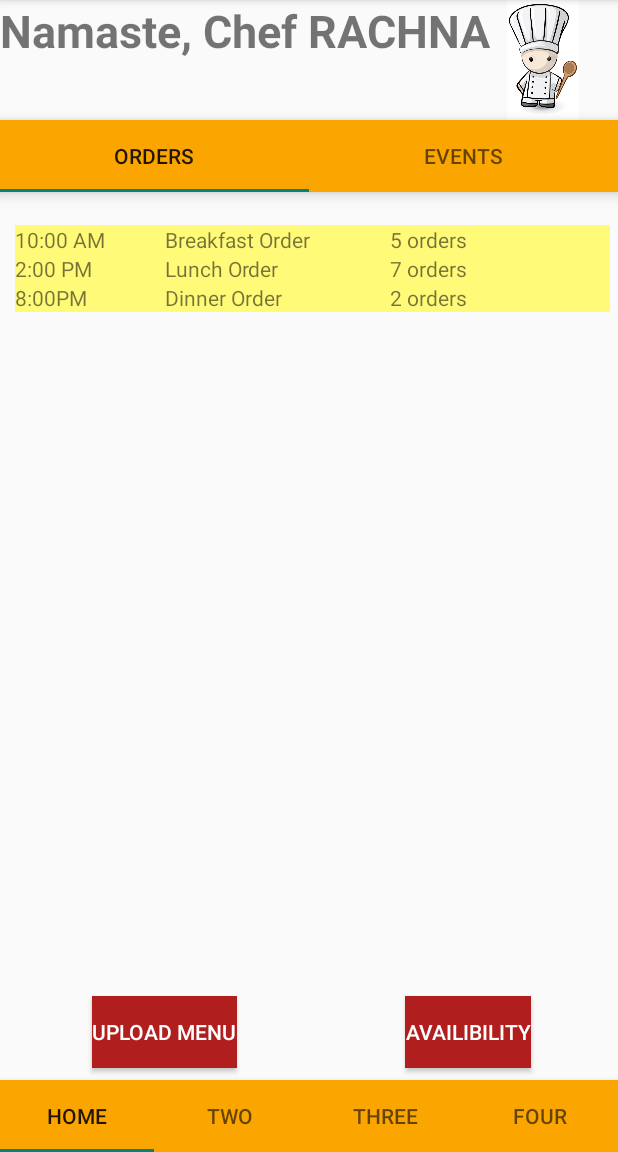
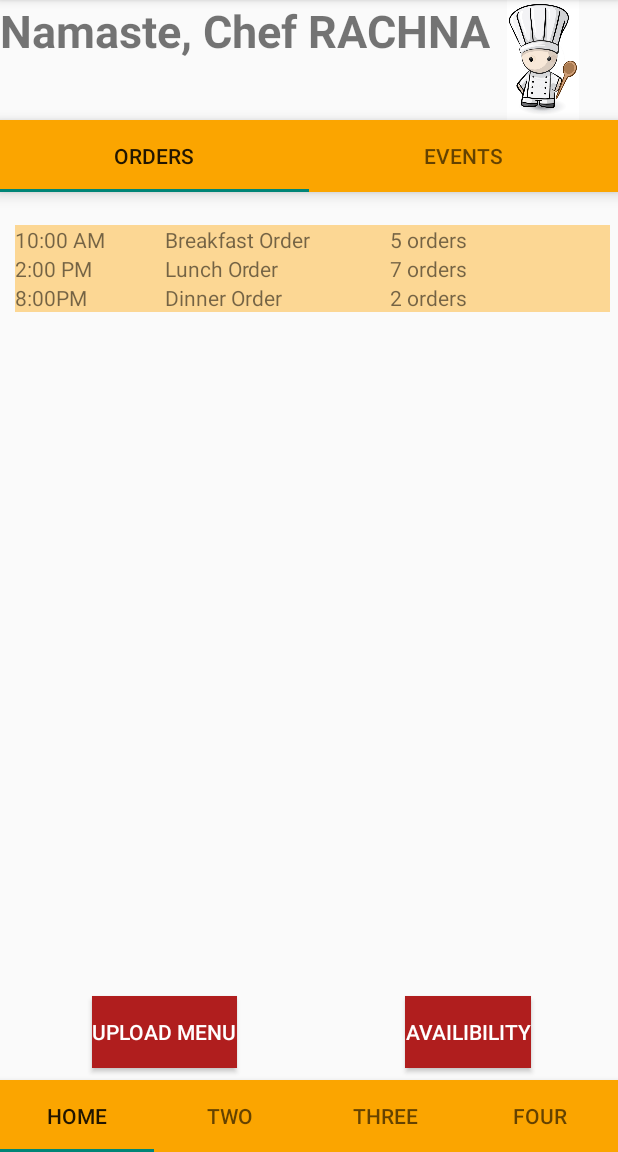
Before and after one commit to prot95/Hestia_first, an Android app: the order_fragment screen opened directly, with no data from a screen before it, on a phone screen of 412 x 824 dp, the part 84-1236 px from its top. Run offline under Robolectric (Android 15) with nearby library versions, the phone set to English and light mode, and no system bars.

Commit message:
color on order page changed

```diff
--- a/app/src/main/res/layout/order_event_layout.xml
+++ b/app/src/main/res/layout/order_event_layout.xml
@@ -9,7 +9,7 @@
         android:layout_width="match_parent"
         android:layout_height="wrap_content"
         android:orientation="vertical"
-        android:background="@color/orderColor">
+        android:background="#68ffa500">
         <LinearLayout
             android:layout_width="match_parent"
             android:layout_height="wrap_content"
--- a/app/src/main/res/values/colors.xml
+++ b/app/src/main/res/values/colors.xml
@@ -2,6 +2,6 @@
 <resources>
     <color name="actionbar_background">#fba500</color>
     <color name="actionbar_text">#ffffff</color>
-    <color name="orderColor"> #fffa78</color>
+    <color name="orderColor"> #68FFA500</color>
     <color name="buttonColor"> #B01E1E</color>
 </resources>
```
